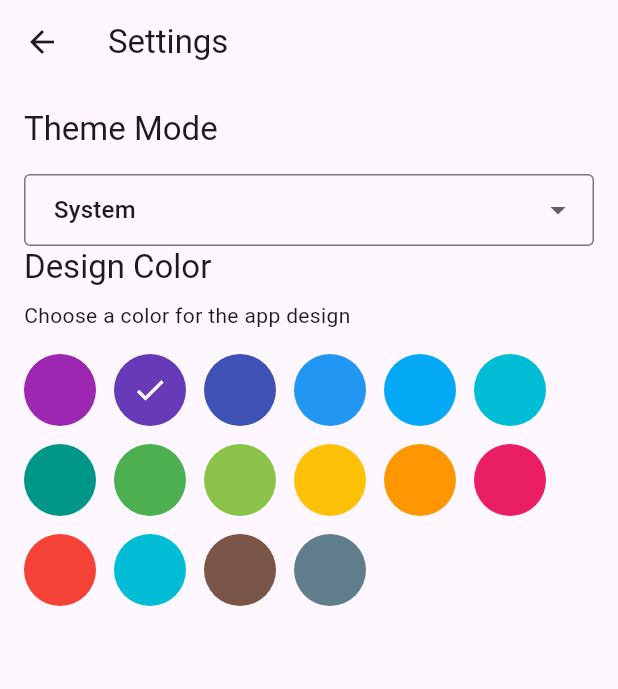
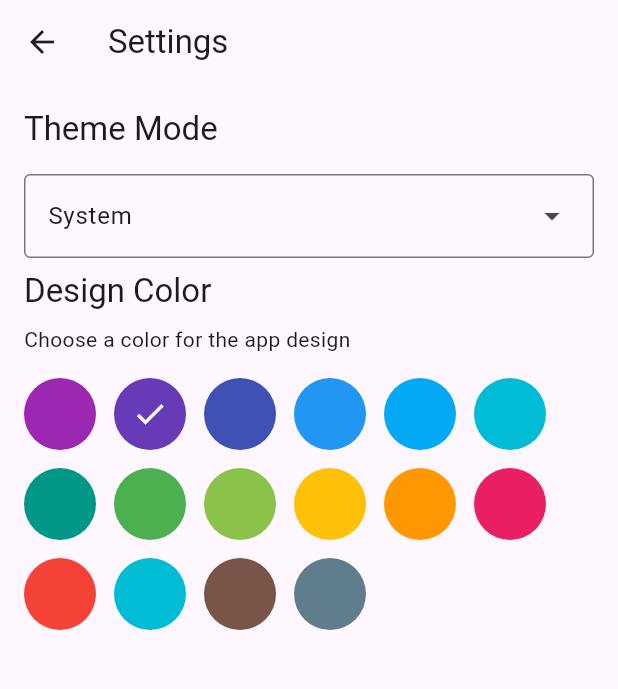
Before and after one commit to nieich/flutter_weather_app, a Flutter app: the SettingsPage screen opened by its route, on a phone screen of 412 x 824 dp, the part 84-773 px from its top. Run offline on Flutter 3.47's test engine with Material 3 defaults, Android fonts, the phone set to English and light mode, and no system bars; our stand-ins replace fl_chart, geolocator, go_router, shared_preferences; accounts and stored records are empty.

Commit message:
change the way the dropdown is displayed

```diff
--- a/lib/pages/settings_page.dart
+++ b/lib/pages/settings_page.dart
@@ -43,21 +43,27 @@ class SettingsPage extends StatelessWidget {
         children: [
           Text(l10n.themeMode, style: Theme.of(context).textTheme.titleLarge),
           const SizedBox(height: 16),
-          DropdownButtonFormField<ThemeMode>(
-            value: themeProvider.themeMode,
-            decoration: const InputDecoration(
-              border: OutlineInputBorder(),
-              contentPadding: EdgeInsets.symmetric(horizontal: 16, vertical: 8),
-            ),
-            items: ThemeMode.values.map((mode) {
-              return DropdownMenuItem(value: mode, child: Text(_getThemeModeName(mode, l10n)));
-            }).toList(),
-            onChanged: (value) {
-              if (value != null) {
-                themeProvider.setThemeMode(value);
-              }
+          LayoutBuilder(
+            builder: (context, constraints) {
+              return DropdownMenu<ThemeMode>(
+                // Use LayoutBuilder to get the available width and make the menu expand.
+                width: constraints.maxWidth,
+                // This is the key property to ensure the menu always opens downwards.
+                //position: DropdownMenuPosition.below,
+                initialSelection: themeProvider.themeMode,
+                onSelected: (ThemeMode? mode) {
+                  if (mode != null) {
+                    themeProvider.setThemeMode(mode);
+                  }
+                },
+                // Convert the ThemeMode enum into a list of menu entries.
+                dropdownMenuEntries: ThemeMode.values.map<DropdownMenuEntry<ThemeMode>>((ThemeMode mode) {
+                  return DropdownMenuEntry<ThemeMode>(value: mode, label: _getThemeModeName(mode, l10n));
+                }).toList(),
+              );
             },
           ),
+          const SizedBox(height: 8),
           Text(l10n.themeColor, style: Theme.of(context).textTheme.titleLarge),
           const SizedBox(height: 8),
           Text(l10n.themeColorDescription, style: Theme.of(context).textTheme.bodyMedium),
```
Also changed, not shown: 1 other file.
